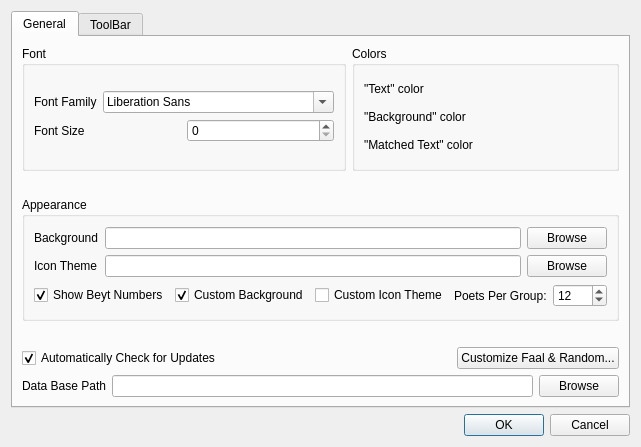
The window that settings.ui (srazi/Saaghar) describes before a commit, drawn with Qt 5.
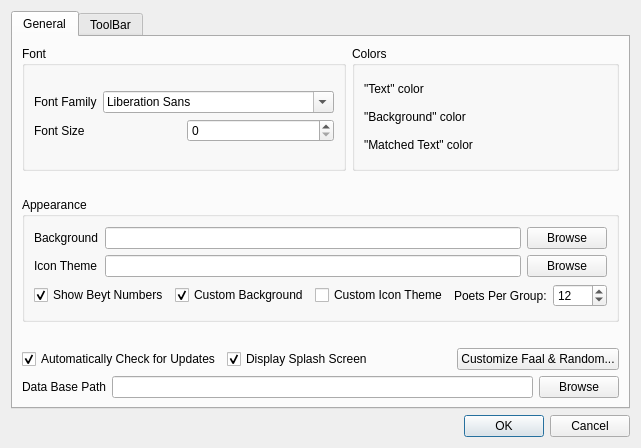
The same window after the commit. Icons and pictures are not drawn.

Commit message: New: Ability to disabling 'Splash-Screen'. Improved: Initializing of 'isPortable' and calling 'loadGlobalSettings()' moved to the first of constructor and 'restoreGeometry()' and 'restoreState()' moved to the end of constructor.

Diff of the .ui file:
```diff
--- a/settings.ui
+++ b/settings.ui
@@ -7,7 +7,7 @@
     <x>0</x>
     <y>0</y>
     <width>578</width>
-    <height>447</height>
+    <height>448</height>
    </rect>
   </property>
   <property name="windowTitle">
@@ -374,6 +374,16 @@
              </property>
             </widget>
            </item>
+           <item>
+            <widget class="QCheckBox" name="checkBoxSplashScreen">
+             <property name="text">
+              <string>Display Splash Screen</string>
+             </property>
+             <property name="checked">
+              <bool>true</bool>
+             </property>
+            </widget>
+           </item>
            <item>
             <spacer name="horizontalSpacer_5">
              <property name="orientation">
```
The commit also changes 2 other files.
